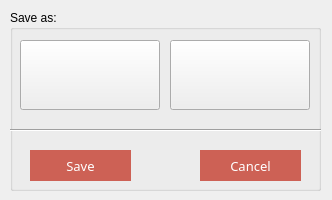
Old version of the form Templates/FormTools.ui in the repository JE8879/Language-Translator.
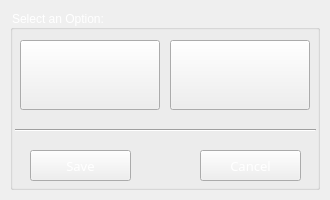
New version of the form. Icons and pictures are not drawn.

The edit to the form file:
```diff
--- a/Templates/FormTools.ui
+++ b/Templates/FormTools.ui
@@ -6,7 +6,7 @@
    <rect>
     <x>0</x>
     <y>0</y>
-    <width>332</width>
+    <width>330</width>
     <height>200</height>
    </rect>
   </property>
@@ -27,15 +27,15 @@
     <rect>
      <x>10</x>
      <y>10</y>
-     <width>311</width>
-     <height>181</height>
+     <width>310</width>
+     <height>180</height>
     </rect>
    </property>
    <property name="styleSheet">
-    <string notr="true"/>
+    <string notr="true">color: rgb(255, 255, 255);</string>
    </property>
    <property name="title">
-    <string>Save as:</string>
+    <string>Select an Option:</string>
    </property>
    <widget class="QPushButton" name="BtnPdf">
     <property name="geometry">
@@ -117,10 +117,7 @@
      </font>
     </property>
     <property name="styleSheet">
-     <string notr="true">QPushButton{color:white;background-color: rgb(205, 97, 85);border:solid 1px black;}
-QPushButton:hover{background-color: rgb(229, 152, 102);}
-QPushButton:pressed{background-color: rgb(220, 118, 51);}
-</string>
+     <string notr="true"/>
     </property>
     <property name="text">
      <string>Cancel</string>
@@ -142,10 +139,7 @@
      </font>
     </property>
     <property name="styleSheet">
-     <string notr="true">QPushButton{color:white;background-color: rgb(205, 97, 85);border:solid 1px black;}
-QPushButton:hover{background-color: rgb(229, 152, 102);}
-QPushButton:pressed{background-color: rgb(220, 118, 51);}
-</string>
+     <string notr="true"/>
     </property>
     <property name="text">
      <string>Save</string>
@@ -154,9 +148,9 @@
    <widget class="Line" name="line">
     <property name="geometry">
      <rect>
-      <x>-3</x>
+      <x>5</x>
       <y>110</y>
-      <width>321</width>
+      <width>301</width>
       <height>20</height>
      </rect>
     </property>
```
Left out of the diff: 4 changed lines with no effect on the pictures.
